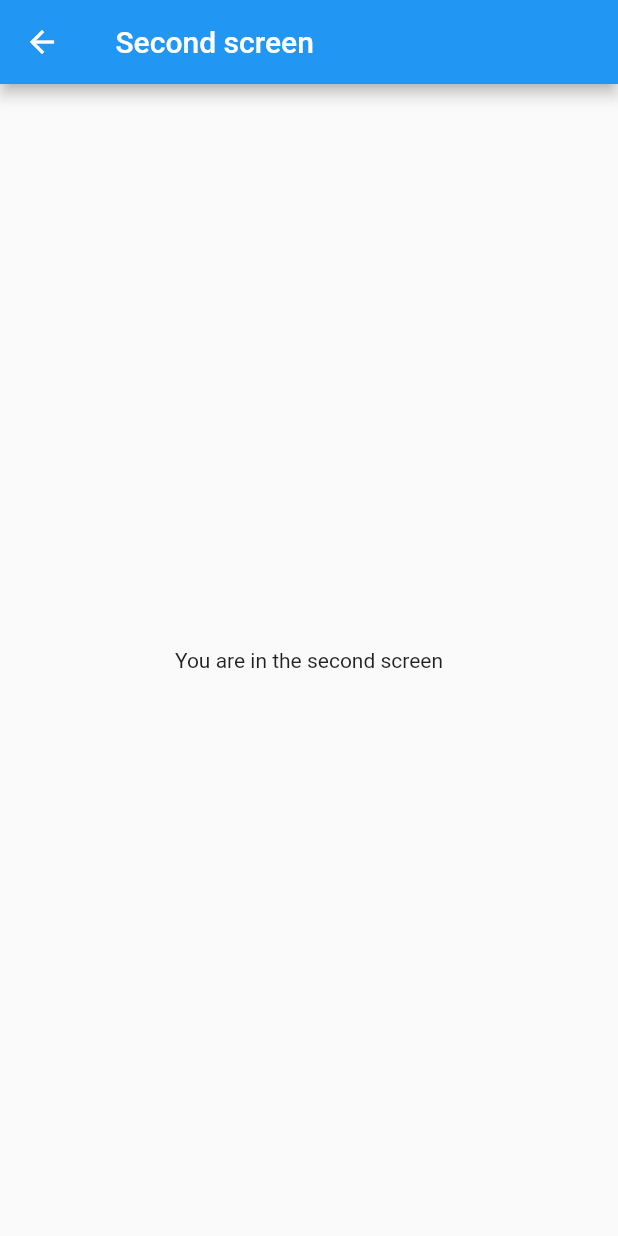
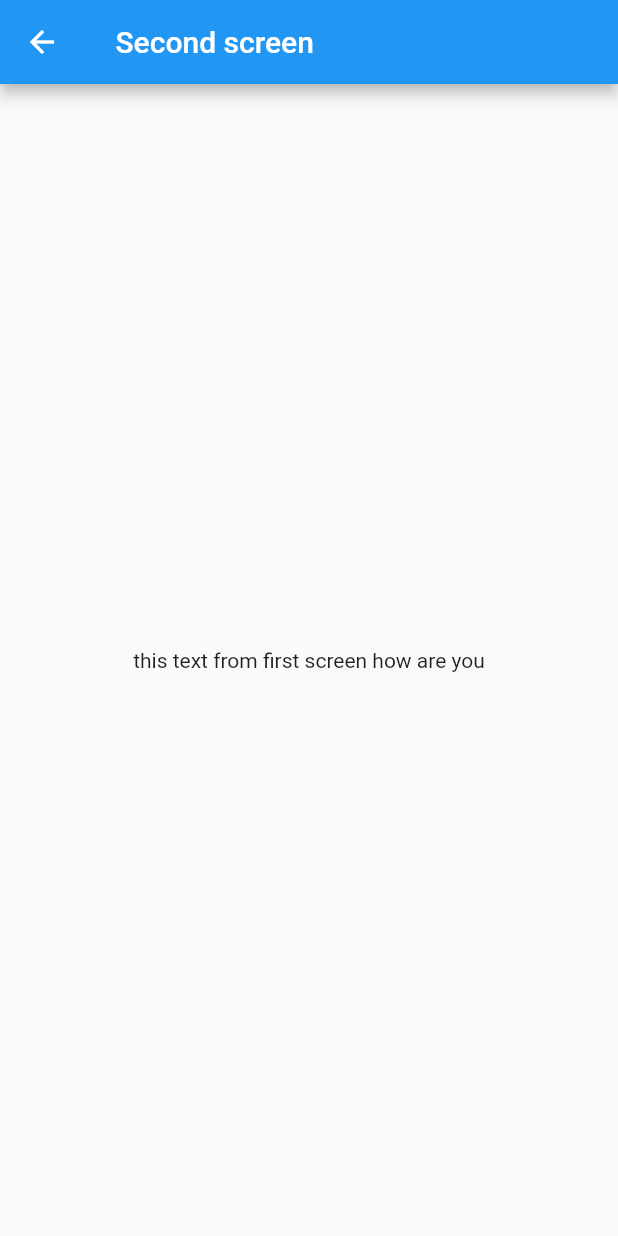
Before and after one commit to MohamedHamedAbdulhakam/mastering_routes_and_navigation, a Flutter app: the screen it shows after launch, after a tap on the "arrow forward ios" icon, on a phone screen of 412 x 824 dp. Run offline on Flutter 3.47's test engine with Material 3 defaults, Android fonts, the phone set to English and light mode, and no system bars.

Commit message:
named routes part two

```diff
--- a/lib/screens/screen.dart
+++ b/lib/screens/screen.dart
@@ -22,8 +22,8 @@ const   FirstScreen({super.key});
                 //         builder: (_) => SecondScreen(
                 //               date: data,
                 //             )));
-                // Navigator.of(context).pushNamed(SecondScreen.id);
-                Navigator.pushNamed(context, SecondScreen.id );
+                Navigator.of(context).pushNamed(SecondScreen.id,arguments: 'this text from first screen how are you');
+                // Navigator.pushNamed(context, SecondScreen.id );
               },
               icon: const Icon(Icons.arrow_forward_ios),
             ),
--- a/lib/screens/screen2.dart
+++ b/lib/screens/screen2.dart
@@ -1,19 +1,35 @@
 import 'package:flutter/material.dart';
 
-class SecondScreen extends StatelessWidget {
-  const SecondScreen({super.key, });
-  static const  String id = '/second screen';
+class SecondScreen extends StatefulWidget {
+  const SecondScreen({
+    super.key,
+  });
+  static const String id = '/second screen';
+
+  @override
+  State<SecondScreen> createState() => _SecondScreenState();
+}
+
+class _SecondScreenState extends State<SecondScreen> {
+  String args;
+  @override
+  void didChangeDependencies() {
+    args = ModalRoute.of(context).settings.arguments!;
+    // TODO: implement didChangeDependencies
+    super.didChangeDependencies();
+  }
+
   @override
   Widget build(BuildContext context) {
     return Scaffold(
       appBar: AppBar(
         title: const Text(' Second screen '),
       ),
-      body: const Center(
+      body:  Center(
         child: Column(
           mainAxisAlignment: MainAxisAlignment.center,
           children: [
-            Text('You are in the second screen'),
+            Text(args),
           ],
         ),
       ),
```
